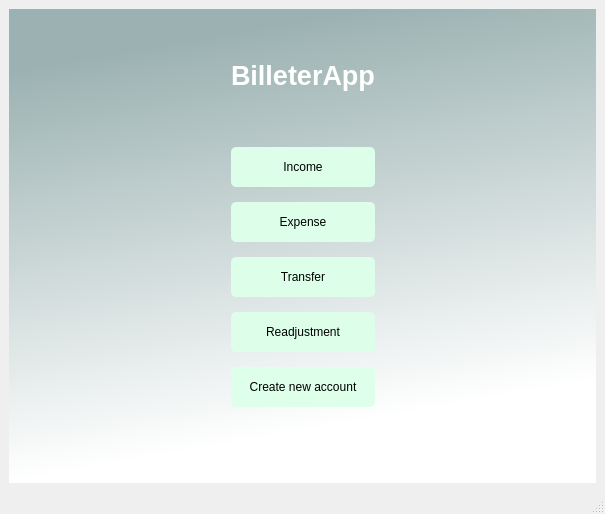
Qt form guicore/uis/operation_screen.ui (Igna11/billetera) before a commit.
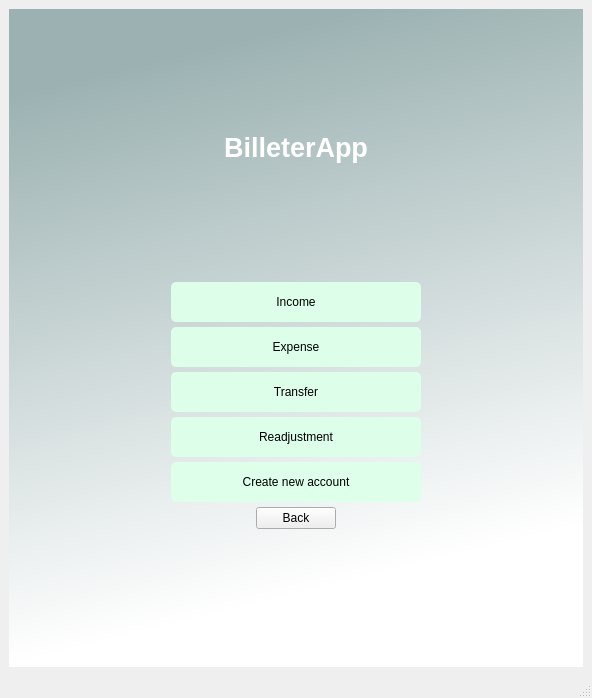
The same form after that commit.

```diff
--- a/guicore/uis/operation_screen.ui
+++ b/guicore/uis/operation_screen.ui
@@ -6,8 +6,8 @@
    <rect>
     <x>0</x>
     <y>0</y>
-    <width>605</width>
-    <height>514</height>
+    <width>592</width>
+    <height>698</height>
    </rect>
   </property>
   <property name="windowTitle">
@@ -25,23 +25,10 @@
 background-color:qlineargradient(spread:pad, x1:0, y1:0, x2:0.207, y2:0.954545, stop:0.132159 rgba(156, 178, 178, 255), stop:1 rgba(255, 255, 255, 255))}</string>
       </property>
       <layout class="QHBoxLayout" name="horizontalLayout_3">
-       <item>
-        <spacer name="horizontalSpacer">
-         <property name="orientation">
-          <enum>Qt::Horizontal</enum>
-         </property>
-         <property name="sizeHint" stdset="0">
-          <size>
-           <width>40</width>
-           <height>20</height>
-          </size>
-         </property>
-        </spacer>
-       </item>
        <item>
         <layout class="QVBoxLayout" name="verticalLayout_2">
          <property name="spacing">
-          <number>15</number>
+          <number>5</number>
          </property>
          <item>
           <spacer name="verticalSpacer_2">
@@ -56,13 +43,17 @@
            </property>
           </spacer>
          </item>
+         <item>
+          <layout class="QHBoxLayout" name="horizontalLayout_2">
          <item>
           <widget class="QLabel" name="label">
            <property name="text">
-            <string>&lt;html&gt;&lt;head/&gt;&lt;body&gt;&lt;p&gt;&lt;span style=&quot; font-size:20pt; font-weight:600; color:#ffffff;&quot;&gt;BilleterApp&lt;/span&gt;&lt;/p&gt;&lt;/body&gt;&lt;/html&gt;</string>
+              <string>&lt;html&gt;&lt;head/&gt;&lt;body&gt;&lt;p align=&quot;center&quot;&gt;&lt;span style=&quot; font-size:20pt; font-weight:600; color:#ffffff;&quot;&gt;BilleterApp&lt;/span&gt;&lt;/p&gt;&lt;/body&gt;&lt;/html&gt;</string>
            </property>
           </widget>
          </item>
+          </layout>
+         </item>
          <item>
           <spacer name="verticalSpacer_3">
            <property name="orientation">
@@ -71,6 +62,21 @@
            <property name="sizeHint" stdset="0">
             <size>
              <width>20</width>
+             <height>40</height>
+            </size>
+           </property>
+          </spacer>
+         </item>
+         <item>
+          <layout class="QHBoxLayout" name="horizontalLayout_4">
+           <item>
+            <spacer name="horizontalSpacer">
+             <property name="orientation">
+              <enum>Qt::Horizontal</enum>
+             </property>
+             <property name="sizeHint" stdset="0">
+              <size>
+               <width>40</width>
              <height>20</height>
             </size>
            </property>
@@ -80,7 +86,7 @@
           <widget class="QPushButton" name="income_button">
            <property name="minimumSize">
             <size>
-             <width>0</width>
+               <width>250</width>
              <height>40</height>
             </size>
            </property>
@@ -100,10 +106,40 @@
           </widget>
          </item>
          <item>
+            <spacer name="horizontalSpacer_2">
+             <property name="orientation">
+              <enum>Qt::Horizontal</enum>
+             </property>
+             <property name="sizeHint" stdset="0">
+              <size>
+               <width>40</width>
+               <height>20</height>
+              </size>
+             </property>
+            </spacer>
+           </item>
+          </layout>
+         </item>
+         <item>
+          <layout class="QHBoxLayout" name="horizontalLayout_5">
+           <item>
+            <spacer name="horizontalSpacer_3">
+             <property name="orientation">
+              <enum>Qt::Horizontal</enum>
+             </property>
+             <property name="sizeHint" stdset="0">
+              <size>
+               <width>40</width>
+               <height>20</height>
+              </size>
+             </property>
+            </spacer>
+           </item>
+           <item>
           <widget class="QPushButton" name="expense_button">
            <property name="minimumSize">
             <size>
-             <width>0</width>
+               <width>250</width>
              <height>40</height>
             </size>
            </property>
@@ -123,10 +159,40 @@
           </widget>
          </item>
          <item>
+            <spacer name="horizontalSpacer_4">
+             <property name="orientation">
+              <enum>Qt::Horizontal</enum>
+             </property>
+             <property name="sizeHint" stdset="0">
+              <size>
+               <width>40</width>
+               <height>20</height>
+              </size>
+             </property>
+            </spacer>
+           </item>
+          </layout>
+         </item>
+         <item>
+          <layout class="QHBoxLayout" name="horizontalLayout_6">
+           <item>
+            <spacer name="horizontalSpacer_5">
+             <property name="orientation">
+              <enum>Qt::Horizontal</enum>
+             </property>
+             <property name="sizeHint" stdset="0">
+              <size>
+               <width>40</width>
+               <height>20</height>
+              </size>
+             </property>
+            </spacer>
+           </item>
+           <item>
           <widget class="QPushButton" name="transfer_button">
            <property name="minimumSize">
             <size>
-             <width>0</width>
+               <width>250</width>
              <height>40</height>
             </size>
            </property>
@@ -146,10 +212,40 @@
           </widget>
          </item>
          <item>
+            <spacer name="horizontalSpacer_6">
+             <property name="orientation">
+              <enum>Qt::Horizontal</enum>
+             </property>
+             <property name="sizeHint" stdset="0">
+              <size>
+               <width>40</width>
+               <height>20</height>
+              </size>
+             </property>
+            </spacer>
+           </item>
+          </layout>
+         </item>
+         <item>
+          <layout class="QHBoxLayout" name="horizontalLayout_7">
+           <item>
+            <spacer name="horizontalSpacer_7">
+             <property name="orientation">
+              <enum>Qt::Horizontal</enum>
+             </property>
+             <property name="sizeHint" stdset="0">
+              <size>
+               <width>40</width>
+               <height>20</height>
+              </size>
+             </property>
+            </spacer>
+           </item>
+           <item>
           <widget class="QPushButton" name="readjustment_button">
            <property name="minimumSize">
             <size>
-             <width>0</width>
+               <width>250</width>
              <height>40</height>
             </size>
            </property>
@@ -169,10 +265,40 @@
           </widget>
          </item>
          <item>
+            <spacer name="horizontalSpacer_8">
+             <property name="orientation">
+              <enum>Qt::Horizontal</enum>
+             </property>
+             <property name="sizeHint" stdset="0">
+              <size>
+               <width>40</width>
+               <height>20</height>
+              </size>
+             </property>
+            </spacer>
+           </item>
+          </layout>
+         </item>
+         <item>
+          <layout class="QHBoxLayout" name="horizontalLayout_8">
+           <item>
+            <spacer name="horizontalSpacer_9">
+             <property name="orientation">
+              <enum>Qt::Horizontal</enum>
+             </property>
+             <property name="sizeHint" stdset="0">
+              <size>
+               <width>40</width>
+               <height>20</height>
+              </size>
+             </property>
+            </spacer>
+           </item>
+           <item>
           <widget class="QPushButton" name="create_new_account_button">
            <property name="minimumSize">
             <size>
-             <width>0</width>
+               <width>250</width>
              <height>40</height>
             </size>
            </property>
@@ -192,6 +318,74 @@
           </widget>
          </item>
          <item>
+            <spacer name="horizontalSpacer_10">
+             <property name="orientation">
+              <enum>Qt::Horizontal</enum>
+             </property>
+             <property name="sizeHint" stdset="0">
+              <size>
+               <width>40</width>
+               <height>20</height>
+              </size>
+             </property>
+            </spacer>
+           </item>
+          </layout>
+         </item>
+         <item>
+          <layout class="QHBoxLayout" name="horizontalLayout_9">
+           <item>
+            <spacer name="horizontalSpacer_11">
+             <property name="orientation">
+              <enum>Qt::Horizontal</enum>
+             </property>
+             <property name="sizeHint" stdset="0">
+              <size>
+               <width>40</width>
+               <height>20</height>
+              </size>
+             </property>
+            </spacer>
+           </item>
+           <item>
+            <widget class="QPushButton" name="back_button">
+             <property name="text">
+              <string>Back</string>
+             </property>
+             <property name="autoDefault">
+              <bool>true</bool>
+             </property>
+            </widget>
+           </item>
+           <item>
+            <spacer name="horizontalSpacer_12">
+             <property name="orientation">
+              <enum>Qt::Horizontal</enum>
+             </property>
+             <property name="sizeHint" stdset="0">
+              <size>
+               <width>40</width>
+               <height>20</height>
+              </size>
+             </property>
+            </spacer>
+           </item>
+          </layout>
+         </item>
+         <item>
+          <spacer name="Lower_verticalSpacer">
+           <property name="orientation">
+            <enum>Qt::Vertical</enum>
+           </property>
+           <property name="sizeHint" stdset="0">
+            <size>
+             <width>20</width>
+             <height>40</height>
+            </size>
+           </property>
+          </spacer>
+         </item>
+         <item>
           <widget class="QLabel" name="login_label">
            <property name="maximumSize">
             <size>
@@ -210,34 +404,8 @@
            </property>
           </widget>
          </item>
-         <item>
-          <spacer name="verticalSpacer">
-           <property name="orientation">
-            <enum>Qt::Vertical</enum>
-           </property>
-           <property name="sizeHint" stdset="0">
-            <size>
-             <width>20</width>
-             <height>40</height>
-            </size>
-           </property>
-          </spacer>
-         </item>
         </layout>
        </item>
-       <item>
-        <spacer name="horizontalSpacer_2">
-         <property name="orientation">
-          <enum>Qt::Horizontal</enum>
-         </property>
-         <property name="sizeHint" stdset="0">
-          <size>
-           <width>40</width>
-           <height>20</height>
-          </size>
-         </property>
-        </spacer>
-       </item>
       </layout>
      </widget>
     </item>
```
Left out of the diff: 9 changed lines with no effect on the pictures. Lines whose indentation alone changed are shown as unchanged.
